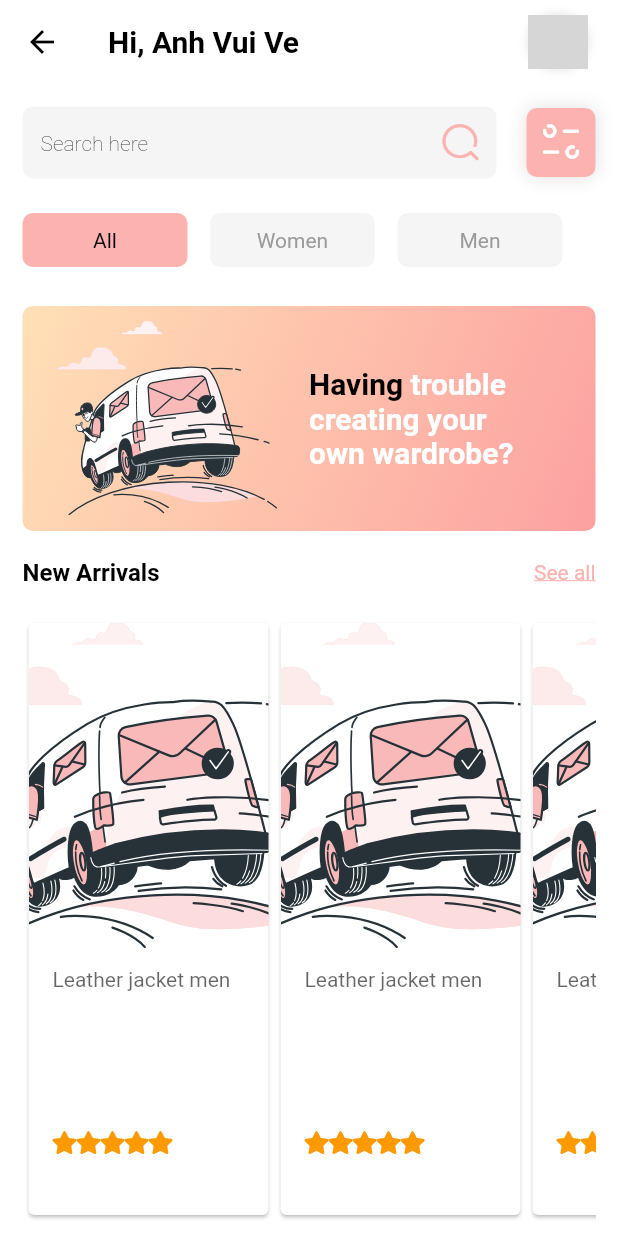
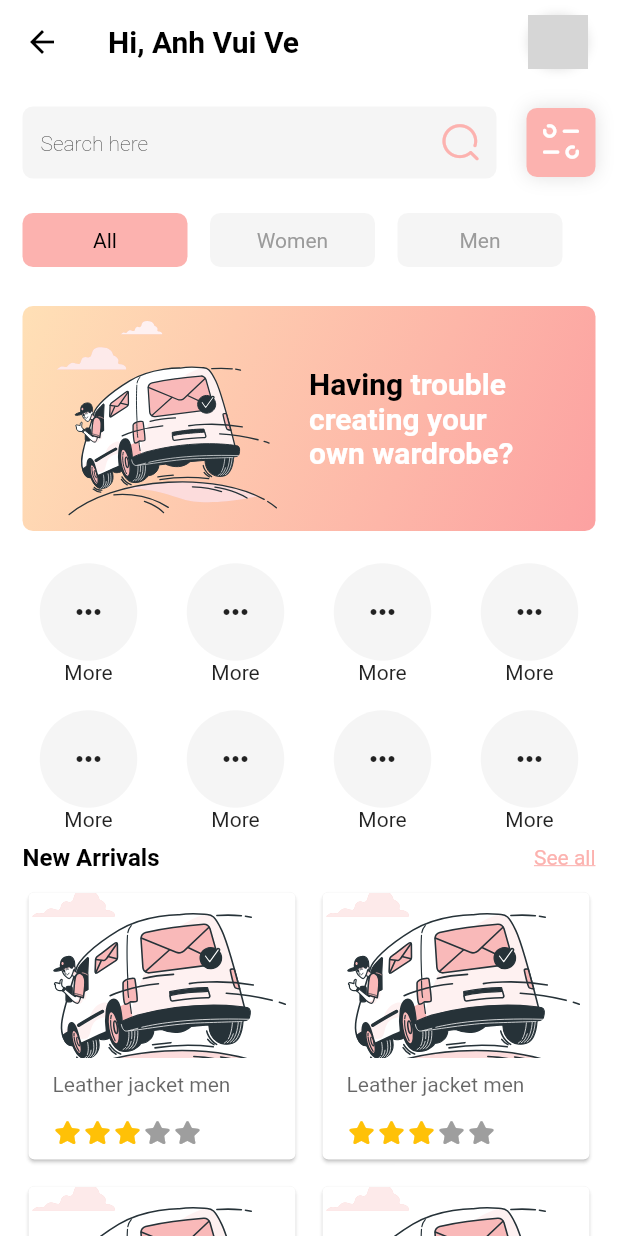
Before and after one commit to anhlh01/TrendyStyle, a Flutter app: the MainHomePage screen opened directly, on a phone screen of 412 x 824 dp. Run offline on Flutter 3.47's test engine with Material 2 defaults, Android fonts, the phone set to English and light mode, and no system bars; drawn by our look-alikes of flutter_rating_bar; our stand-ins replace dotted_line, flutter_svg, intl_phone_field; missing offline and left inert: syncfusion_flutter_barcodes; network calls fail; Roboto replaces fonts that are missing (Poppins); grey boxes are pictures that could not be loaded.

Commit message:
[AnhLH] update home page

```diff
--- a/lib/screens/home/main_home_page.dart
+++ b/lib/screens/home/main_home_page.dart
@@ -3,6 +3,8 @@ import 'package:flutter/material.dart';
 import 'package:trendy_style/utilities/colors.dart';
 import 'package:trendy_style/utilities/fonts.dart';
 import 'package:flutter_svg/flutter_svg.dart';
+import 'package:flutter_rating_bar/flutter_rating_bar.dart';
+import 'package:trendy_style/widgets/shop_logo_item.dart';
 
 import '../../icons/my_flutter_app_icons.dart';
 
@@ -15,6 +17,7 @@ class MainHomePage extends StatefulWidget {
 
 class _MainHomePageState extends State<MainHomePage> {
   final List<String> entries = <String>['All', 'Women', 'Men'];
+  int _count = 6;
   @override
   Widget build(BuildContext context) {
     return Scaffold(
@@ -22,9 +25,7 @@ class _MainHomePageState extends State<MainHomePage> {
       appBar: AppBar(
         leading: BackButton(
           color: Colors.black,
-          onPressed: (){
-
-          },
+          onPressed: () {},
         ),
         backgroundColor: Colors.white,
         elevation: 0,
@@ -34,38 +35,38 @@ class _MainHomePageState extends State<MainHomePage> {
         ),
         actions: [
           Padding(
-            padding: const EdgeInsets.only(left: 10, right: 20, top: 10, bottom: 10.0),
+            padding: const EdgeInsets.only(
+                left: 10, right: 20, top: 10, bottom: 10.0),
             child: Container(
               decoration: BoxDecoration(
                 borderRadius: BorderRadius.circular(30),
                 boxShadow: const [
-                  BoxShadow(color: Colors.black12, spreadRadius: 0, blurRadius: 5),
+                  BoxShadow(
+                      color: Colors.black12, spreadRadius: 0, blurRadius: 5),
                 ],
-                // border: Border.all(
-                //   width: .4
-                // ),
               ),
               child: CircleAvatar(
-                backgroundImage: NetworkImage("https://w7.pngwing.com/pngs/340/956/png-transparent-profile-user-icon-computer-icons-user-profile-head-ico-miscellaneous-black-desktop-wallpaper.png", scale: 1),
+                backgroundImage: NetworkImage(
+                    "https://w7.pngwing.com/pngs/340/956/png-transparent-profile-user-icon-computer-icons-user-profile-head-ico-miscellaneous-black-desktop-wallpaper.png",
+                    scale: 1),
                 radius: 20,
               ),
             ),
           ),
-
-          // IconButton(
-          //     onPressed: (){},
-          //     icon: const Icon(
-          //       Icons.more_horiz_rounded,
-          //       color: Colors.black,
-          //     ))
         ],
       ),
-      body: Padding(
-        padding: EdgeInsets.symmetric(horizontal: 15,),
+      body: SingleChildScrollView(
+        child: Container(
+          height: 490 + 100 * _count.toDouble(),
+          padding: EdgeInsets.symmetric(
+            horizontal: 15,
+          ),
           child: Column(
             crossAxisAlignment: CrossAxisAlignment.start,
             children: [
-            SizedBox(height: 10,),
+              SizedBox(
+                height: 10,
+              ),
               Row(
                 children: [
                   Expanded(
@@ -84,9 +85,13 @@ class _MainHomePageState extends State<MainHomePage> {
                           ),
                           hintText: "Search here",
                           hintStyle: AppFonts.regular(14),
-                        suffixIcon: Icon(MyFlutterApp.search, size: 24,),
-                        isDense: true,                      // Added this
-                        contentPadding: EdgeInsets.symmetric(horizontal: 12, vertical: 0),
+                          suffixIcon: Icon(
+                            MyFlutterApp.search,
+                            size: 24,
+                          ),
+                          isDense: true, // Added this
+                          contentPadding:
+                              EdgeInsets.symmetric(horizontal: 12, vertical: 0),
                         ),
                       ),
                     ),
@@ -99,15 +104,23 @@ class _MainHomePageState extends State<MainHomePage> {
                       color: AppColors.mainColor,
                       borderRadius: BorderRadius.all(Radius.circular(7)),
                       boxShadow: [
-                      BoxShadow(color: Colors.black12, spreadRadius: 0, blurRadius: 10),
+                        BoxShadow(
+                            color: Colors.black12,
+                            spreadRadius: 0,
+                            blurRadius: 10),
                       ],
                     ),
-                  child: Icon(MyFlutterApp.filter, color: Colors.white,),
+                    child: Icon(
+                      MyFlutterApp.filter,
+                      color: Colors.white,
+                    ),
                   )
                   //Expanded(child: Text("anh vui ve"))
                 ],
               ),
-            SizedBox(height: 10,),
+              SizedBox(
+                height: 10,
+              ),
               Container(
                 height: 52,
                 child: ListView.separated(
@@ -120,18 +133,28 @@ class _MainHomePageState extends State<MainHomePage> {
                         height: 46,
                         margin: EdgeInsets.symmetric(vertical: 8),
                         decoration: BoxDecoration(
-                      color: index != 0 ? AppColors.grayColor : AppColors.mainColor,
+                          color: index != 0
+                              ? AppColors.grayColor
+                              : AppColors.mainColor,
                           borderRadius: BorderRadius.all(Radius.circular(7)),
                         ),
-                    child: Center(child: Text('${entries[index]}', style: TextStyle(color: index != 0 ? AppColors.primaryText : Colors.black),)),
+                        child: Center(
+                            child: Text(
+                          '${entries[index]}',
+                          style: TextStyle(
+                              color: index != 0
+                                  ? AppColors.primaryText
+                                  : Colors.black),
+                        )),
                       );
                     },
                     separatorBuilder: (context, index) => SizedBox(
                           width: 15,
-                  )
+                        )),
               ),
+              SizedBox(
+                height: 10,
               ),
-            SizedBox(height: 10,),
               Container(
                 height: 150,
                 margin: EdgeInsets.symmetric(vertical: 8),
@@ -156,84 +179,132 @@ class _MainHomePageState extends State<MainHomePage> {
                     Container(
                         padding: EdgeInsets.only(right: 10),
                         width: 165,
-                    child:
-                    RichText(
+                        child: RichText(
                           text: TextSpan(
                             text: 'Having ',
                             style: AppFonts.medium(20),
                             children: const <TextSpan>[
-                          TextSpan(text: 'trouble creating your own wardrobe? ', style: TextStyle(color: Colors.white)),
+                              TextSpan(
+                                  text: 'trouble creating your own wardrobe? ',
+                                  style: TextStyle(color: Colors.white)),
                             ],
                           ),
-                    )
+                        ))
+                  ],
+                ),
+              ),
+              SizedBox(
+                height: 10,
+              ),
+              SizedBox(
+                height: 180,
+                child: GridView.count(
+                    padding: EdgeInsets.zero,
+                    primary: false,
+                    crossAxisSpacing: 10,
+                    mainAxisSpacing: 10,
+                    crossAxisCount: 4,
+                    children: [
+                      ShopLogo(icon: Icons.more_horiz_outlined, name: "More"),
+                      ShopLogo(icon: Icons.more_horiz_outlined, name: "More"),
+                      ShopLogo(icon: Icons.more_horiz_outlined, name: "More"),
+                      ShopLogo(icon: Icons.more_horiz_outlined, name: "More"),
+                      ShopLogo(icon: Icons.more_horiz_outlined, name: "More"),
+                      ShopLogo(icon: Icons.more_horiz_outlined, name: "More"),
+                      ShopLogo(icon: Icons.more_horiz_outlined, name: "More"),
+                      ShopLogo(icon: Icons.more_horiz_outlined, name: "More"),
+                    ]),
+              ),
+              SizedBox(
+                height: 10,
+              ),
+              Row(
+                mainAxisAlignment: MainAxisAlignment.spaceBetween,
+                children: [
+                  Text(
+                    "New Arrivals",
+                    style: AppFonts.medium(16),
+                  ),
+                  Text(
+                    "See all",
+                    style: TextStyle(
+                        color: AppColors.mainColor,
+                        decoration: TextDecoration.underline),
                   )
                 ],
               ),
+              SizedBox(
+                height: 10,
               ),
-            SizedBox(height: 10,),
-            Row(
-              mainAxisAlignment: MainAxisAlignment.spaceBetween,
-              children: [
-                Text("New Arrivals", style: AppFonts.medium(16),),
-                Text("See all", style: TextStyle(color: AppColors.mainColor, decoration: TextDecoration.underline),)
-              ],
-            ),
-            SizedBox(height: 10,),
               Expanded(
-              child: ListView.builder(
-                padding: EdgeInsets.symmetric(vertical: 10),
-                shrinkWrap: true,
-                scrollDirection: Axis.horizontal,
-                itemCount: 8,
-                itemBuilder: (BuildContext context, int index) {
-                  return Card(
+                child: GridView.count(
+                    physics: NeverScrollableScrollPhysics(),
+                    padding: EdgeInsets.zero,
+                    primary: false,
+                    crossAxisSpacing: 10,
+                    mainAxisSpacing: 10,
+                    crossAxisCount: 2,
+                    children: List.generate(
+                        _count,
+                        (index) => Card(
                               clipBehavior: Clip.antiAlias,
                               child: Column(
                                 mainAxisAlignment: MainAxisAlignment.start,
                                 crossAxisAlignment: CrossAxisAlignment.start,
                                 children: [
                                   Container(
-                          width: 160,
+                                    width: 350,
                                     child: SvgPicture.asset(
                                       "assets/images/car.svg",
-                            height: 220,
+                                      height: 110,
                                       width: 150,
-                            fit: BoxFit.cover ,
+                                      fit: BoxFit.cover,
                                     ),
                                   ),
                                   Expanded(
                                     child: Container(
-                            padding: const EdgeInsets.only(left: 16, top: 10, bottom: 10),
+                                      padding: const EdgeInsets.only(
+                                          left: 16, top: 10, bottom: 10),
                                       child: Column(
-                              mainAxisAlignment: MainAxisAlignment.start,
-                              crossAxisAlignment: CrossAxisAlignment.start,
+                                        mainAxisAlignment:
+                                            MainAxisAlignment.start,
+                                        crossAxisAlignment:
+                                            CrossAxisAlignment.start,
                                         children: [
                                           Expanded(
                                             child: Text(
                                               'Leather jacket men',
-                                    style: TextStyle(color: Colors.black.withOpacity(0.6)),
+                                              style: TextStyle(
+                                                  color: Colors.black
+                                                      .withOpacity(0.6)),
                                             ),
                                           ),
-                                Expanded(child: Row(
-                                  children: [
-                                    Icon(MyFlutterApp.star, size: 16, color: AppColors.starColor,),
-                                    Icon(MyFlutterApp.star, size: 16, color: AppColors.starColor,),
-                                    Icon(MyFlutterApp.star, size: 16, color: AppColors.starColor,),
-                                    Icon(MyFlutterApp.star, size: 16, color: AppColors.starColor,),
-                                    Icon(MyFlutterApp.star, size: 16, color: AppColors.starColor,),
-                                  ],
-                                ))
+                                          RatingBar.builder(
+                                            initialRating: 3,
+                                            minRating: 1,
+                                            direction: Axis.horizontal,
+                                            itemCount: 5,
+                                            itemPadding: EdgeInsets.symmetric(
+                                                horizontal: 2.0),
+                                            itemBuilder: (context, _) => Icon(
+                                              MyFlutterApp.star,
+                                              color: Colors.amber,
+                                            ),
+                                            itemSize: 16,
+                                            onRatingUpdate: (rating) {
+                                              print(rating);
+                                            },
+                                          ),
                                         ],
                                       ),
                                     ),
                                   ),
                                 ],
                               ),
-                  );
-                },
-              ),
+                            ))),
               )
             ],
+          ),
         ),
       ),
     );
--- /dev/null
+++ b/lib/widgets/shop_logo_item.dart
@@ -0,0 +1,31 @@
+import 'package:flutter/material.dart';
+import 'package:flutter/src/widgets/framework.dart';
+import 'package:flutter/src/widgets/placeholder.dart';
+import 'package:flutter/widgets.dart';
+import 'package:trendy_style/utilities/colors.dart';
+
+class ShopLogo extends StatelessWidget {
+  ShopLogo({super.key, required this.icon, required this.name});
+  IconData icon;
+  String name;
+
+  @override
+  Widget build(BuildContext context) {
+    return Column(
+      mainAxisAlignment: MainAxisAlignment.center,
+      crossAxisAlignment: CrossAxisAlignment.center,
+      children: [
+        Container(
+          height: 65,
+          width: 65,
+          decoration: BoxDecoration(
+            color: AppColors.grayColor,
+            borderRadius: BorderRadius.circular(50),
+          ),
+          child: Icon(icon),
+        ),
+        Text(name),
+      ],
+    );
+  }
+}
--- a/pubspec.yaml
+++ b/pubspec.yaml
@@ -39,6 +39,8 @@ dependencies:
   dotted_line: ^3.1.0
   intl: ^0.17.0
   intl_phone_field: ^3.1.0
+  syncfusion_flutter_barcodes: ^20.3.56
+  flutter_rating_bar: ^4.0.1
 
 dev_dependencies:
   flutter_test:
```
Lines whose indentation alone changed are shown as unchanged.
